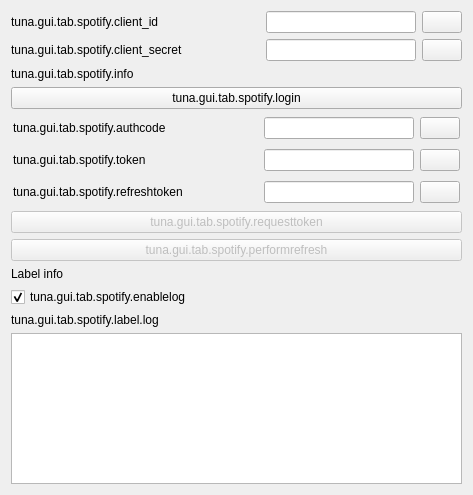
This is src/gui/widgets/spotify.ui in univrsal/tuna as Qt 5 draws it before an edit. The edited form follows.
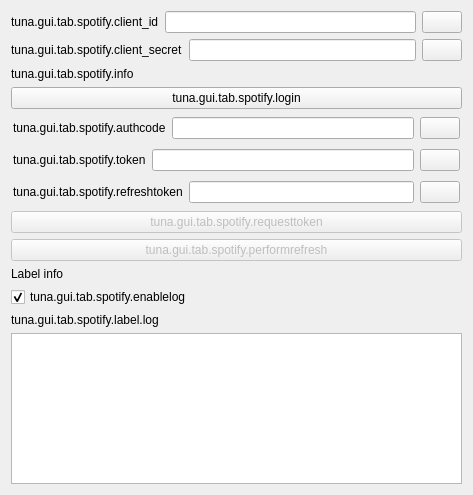
This is the edited form. Icons and pictures are not drawn.

Diff of the .ui file:
```diff
--- a/src/gui/widgets/spotify.ui
+++ b/src/gui/widgets/spotify.ui
@@ -23,26 +23,13 @@
        </property>
       </widget>
      </item>
-     <item>
-      <spacer name="horizontalSpacer_9">
-       <property name="orientation">
-        <enum>Qt::Horizontal</enum>
-       </property>
-       <property name="sizeHint" stdset="0">
-        <size>
-         <width>40</width>
-         <height>20</height>
-        </size>
-       </property>
-      </spacer>
-     </item>
      <item>
       <widget class="QLineEdit" name="txt_client_id">
        <property name="enabled">
         <bool>true</bool>
        </property>
        <property name="sizePolicy">
-        <sizepolicy hsizetype="Preferred" vsizetype="Fixed">
+        <sizepolicy hsizetype="Expanding" vsizetype="Fixed">
          <horstretch>0</horstretch>
          <verstretch>0</verstretch>
         </sizepolicy>
@@ -83,23 +70,10 @@
        </property>
       </widget>
      </item>
-     <item>
-      <spacer name="horizontalSpacer_6">
-       <property name="orientation">
-        <enum>Qt::Horizontal</enum>
-       </property>
-       <property name="sizeHint" stdset="0">
-        <size>
-         <width>40</width>
-         <height>20</height>
-        </size>
-       </property>
-      </spacer>
-     </item>
      <item>
       <widget class="QLineEdit" name="txt_secret">
        <property name="sizePolicy">
-        <sizepolicy hsizetype="Preferred" vsizetype="Fixed">
+        <sizepolicy hsizetype="Expanding" vsizetype="Fixed">
          <horstretch>0</horstretch>
          <verstretch>0</verstretch>
         </sizepolicy>
@@ -188,23 +162,10 @@
         </property>
        </widget>
       </item>
-      <item>
-       <spacer name="horizontalSpacer_5">
-        <property name="orientation">
-         <enum>Qt::Horizontal</enum>
-        </property>
-        <property name="sizeHint" stdset="0">
-         <size>
-          <width>40</width>
-          <height>20</height>
-         </size>
-        </property>
-       </spacer>
-      </item>
       <item>
        <widget class="QLineEdit" name="txt_auth_code">
         <property name="sizePolicy">
-         <sizepolicy hsizetype="Preferred" vsizetype="Fixed">
+         <sizepolicy hsizetype="Expanding" vsizetype="Fixed">
           <horstretch>0</horstretch>
           <verstretch>0</verstretch>
          </sizepolicy>
@@ -280,26 +241,13 @@
         </property>
        </widget>
       </item>
-      <item>
-       <spacer name="horizontalSpacer_3">
-        <property name="orientation">
-         <enum>Qt::Horizontal</enum>
-        </property>
-        <property name="sizeHint" stdset="0">
-         <size>
-          <width>40</width>
-          <height>20</height>
-         </size>
-        </property>
-       </spacer>
-      </item>
       <item>
        <widget class="QLineEdit" name="txt_token">
         <property name="enabled">
          <bool>true</bool>
         </property>
         <property name="sizePolicy">
-         <sizepolicy hsizetype="Preferred" vsizetype="Fixed">
+         <sizepolicy hsizetype="Expanding" vsizetype="Fixed">
           <horstretch>0</horstretch>
           <verstretch>0</verstretch>
          </sizepolicy>
@@ -375,23 +323,10 @@
         </property>
        </widget>
       </item>
-      <item>
-       <spacer name="horizontalSpacer_4">
-        <property name="orientation">
-         <enum>Qt::Horizontal</enum>
-        </property>
-        <property name="sizeHint" stdset="0">
-         <size>
-          <width>40</width>
-          <height>20</height>
-         </size>
-        </property>
-       </spacer>
-      </item>
       <item>
        <widget class="QLineEdit" name="txt_refresh_token">
         <property name="sizePolicy">
-         <sizepolicy hsizetype="Preferred" vsizetype="Fixed">
+         <sizepolicy hsizetype="Expanding" vsizetype="Fixed">
           <horstretch>0</horstretch>
           <verstretch>0</verstretch>
          </sizepolicy>
```
